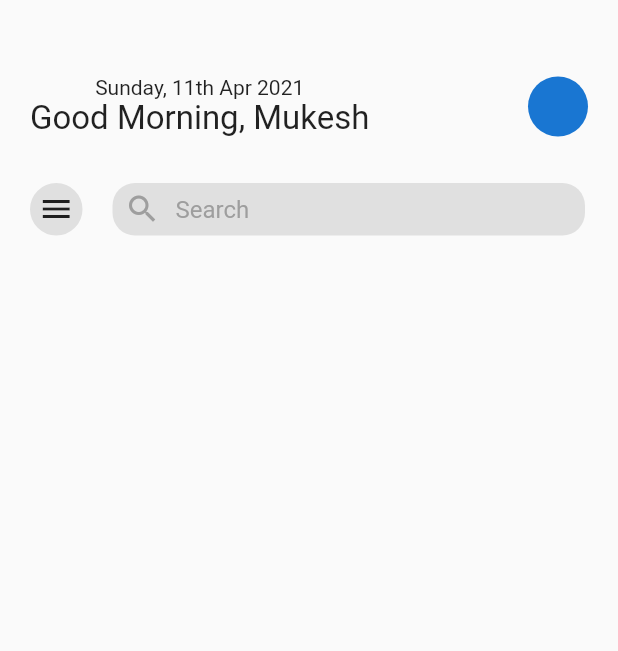
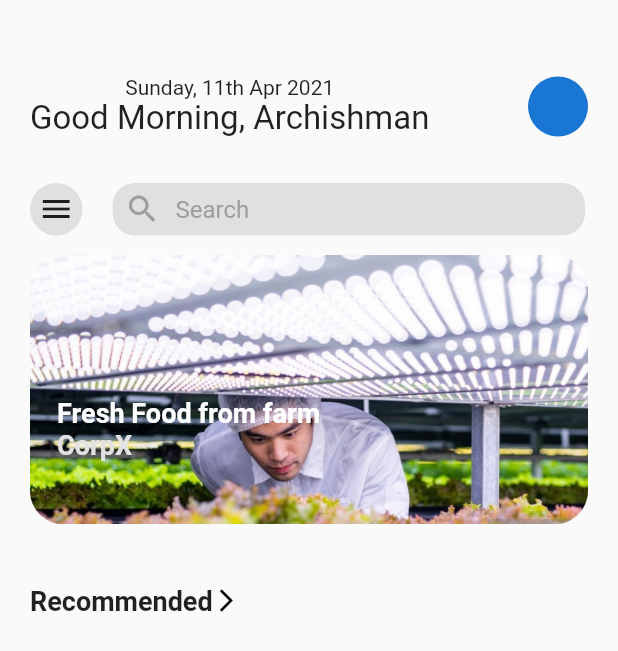
Before and after one commit to ArchishmanSengupta/CropX, a Flutter app: the screen it shows after launch, on a phone screen of 412 x 824 dp. Shown: the top 651 px of the screen. Run offline on Flutter 3.47's test engine with Material 2 defaults, Android fonts, the phone set to English and light mode, and no system bars; our stand-ins replace google_fonts, splashscreen.

Commit message:
card stack made

```diff
--- a/lib/homescreen.dart
+++ b/lib/homescreen.dart
@@ -33,7 +33,7 @@ class _HomePageState extends State<HomePage> {
                   Column(
                     children: [
                       Text('Sunday, 11th Apr 2021'),
-                      Text('Good Morning, Mukesh',style: TextStyle(
+                      Text('Good Morning, Archishman',style: TextStyle(
                         fontSize:22,
 
                         //fontFamily:
@@ -97,7 +97,60 @@ class _HomePageState extends State<HomePage> {
         )
 
       ),
+      body: Padding(
+        padding: const EdgeInsets.only(left:20,right:20,top:20),
+        child: SingleChildScrollView(
+          scrollDirection: Axis.vertical,
+          child: Container(
 
+            width: MediaQuery.of(context).size.width,
+            child:Column(children: [
+              Container(
+                height:200,
+                child: Stack(
+                  children: [
+                    Image.asset('images/scroll.png'),
+                    Padding(padding: EdgeInsets.only(top:95,left:18),
+                    child:Column(
+                      crossAxisAlignment: CrossAxisAlignment.start,
+                      children: [
+                        Text('Fresh Food from farm',
+                        style: TextStyle(
+                          fontWeight: FontWeight.bold,
+                          color: Colors.white,
+                          fontSize: 18,
+
+                        ),
+
+                        ),
+                        Text('CorpX',
+                        style: TextStyle(
+                          fontWeight: FontWeight.bold,
+                          color: Color(0xffe2e2e2),
+                          fontSize: 18
+                        ),
+                        ),
+                    ],)
+                    )
+
+                  ],
+
+                ),
+              ),
+              SizedBox(height:20,),
+              Row(children: [
+                Text('Recommended',
+                style: TextStyle(
+                  fontSize: 18,
+                  fontWeight: FontWeight.bold,
+                )
+                ),
+                Icon(Icons.arrow_forward_ios,size:18,color:Colors.black,)
+              ])
+            ],)
+          )
+        ,),
+      ),
     );
   }
 }
--- a/pubspec.yaml
+++ b/pubspec.yaml
@@ -19,6 +19,7 @@ flutter:
   uses-material-design: true
   assets:
     - images/CORPX.gif
+    - images/scroll.png
 
   # An image asset can refer to one or more resolution-specific "variants", see
   # https://flutter.dev/assets-and-images/#resolution-aware.
```
Also changed, not shown: images/scroll.png (added).
